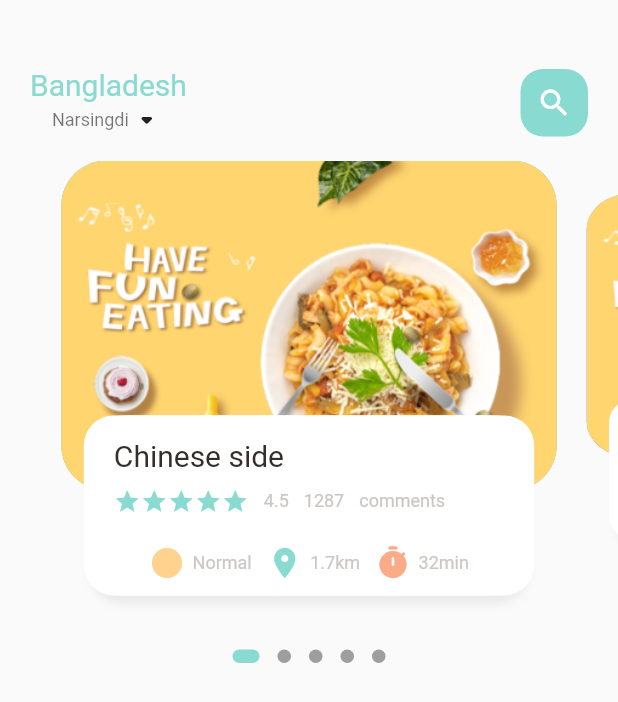
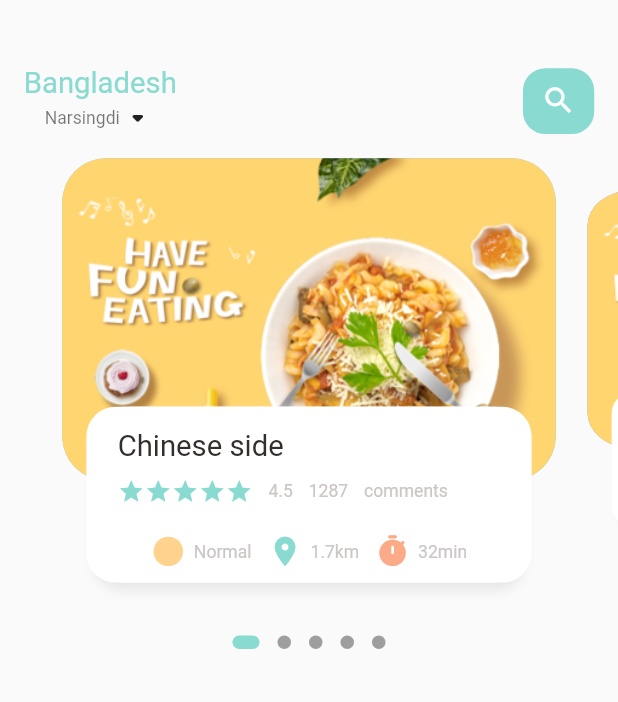
Before and after one commit to Weidaicheng/food_delivery, a Flutter app: the screen it shows after launch, on a phone screen of 412 x 824 dp. Shown: the top 702 px of the screen. Run offline on Flutter 3.47's test engine with Material 2 defaults, Android fonts, the phone set to English and light mode, and no system bars; drawn by our look-alikes of dots_indicator; our stand-ins replace get.

Commit message:
dots indicator and dynamic size

```diff
--- a/lib/home/food_page_body.dart
+++ b/lib/home/food_page_body.dart
@@ -1,7 +1,7 @@
 import 'package:dots_indicator/dots_indicator.dart';
-import 'package:flutter/cupertino.dart';
 import 'package:flutter/material.dart';
 import 'package:food_delivery/utils/colors.dart';
+import 'package:food_delivery/utils/dimensions.dart';
 import 'package:food_delivery/widgets/big_text.dart';
 import 'package:food_delivery/widgets/icon_and_text_widget.dart';
 import 'package:food_delivery/widgets/small_text.dart';
@@ -17,7 +17,7 @@ class _FoodPageBodyState extends State<FoodPageBody> {
   PageController pageController = PageController(viewportFraction: 0.85);
   var _currPageValue = 0.0;
   double _scaleFactor = 0.8;
-  double _height = 220;
+  double _height = Dimensions.pageViewContainer;
 
   @override
   void initState() {
@@ -42,7 +42,7 @@ class _FoodPageBodyState extends State<FoodPageBody> {
     return Column(
       children: [
         Container(
-          height: 320,
+          height: Dimensions.pageView,
           child: PageView.builder(
               controller: pageController,
               itemCount: 5,
@@ -65,7 +65,7 @@ class _FoodPageBodyState extends State<FoodPageBody> {
   }
 
   Widget _buildPageItem(int index) {
-    Matrix4 matrix = new Matrix4.identity();
+    Matrix4 matrix = Matrix4.identity();
     if (index == _currPageValue.floor()) {
       var currScale = 1 - (_currPageValue - index) * (1 - _scaleFactor);
       var currTrans = _height * (1 - currScale) / 2;
@@ -88,10 +88,10 @@ class _FoodPageBodyState extends State<FoodPageBody> {
       child: Stack(
         children: [
           Container(
-            height: 220,
-            margin: EdgeInsets.only(left: 10, right: 10),
+            height: Dimensions.pageViewContainer,
+            margin: EdgeInsets.only(left: Dimensions.width_10, right: Dimensions.width_10),
             decoration: BoxDecoration(
-                borderRadius: BorderRadius.circular(30),
+                borderRadius: BorderRadius.circular(Dimensions.radius_30),
                 color: index.isEven ? Color(0xFF69c5df) : Color(0xFF9294cc),
                 image: DecorationImage(
                     fit: BoxFit.cover,
@@ -102,10 +102,10 @@ class _FoodPageBodyState extends State<FoodPageBody> {
           Align(
             alignment: Alignment.bottomCenter,
             child: Container(
-              height: 120,
-              margin: EdgeInsets.only(left: 30, right: 30, bottom: 30),
+              height: Dimensions.pageViewTextContainer,
+              margin: EdgeInsets.only(left: Dimensions.width_30, right: Dimensions.width_30, bottom: Dimensions.height_30),
               decoration: BoxDecoration(
-                borderRadius: BorderRadius.circular(20),
+                borderRadius: BorderRadius.circular(Dimensions.radius_20),
                 color: Colors.white,
                 boxShadow: [
                   BoxShadow(
@@ -124,26 +124,28 @@ class _FoodPageBodyState extends State<FoodPageBody> {
                 ]
               ),
               child: Container(
-                padding: EdgeInsets.only(top:15, left: 15, right: 15),
+                padding: EdgeInsets.only(top:Dimensions.height_15, left: Dimensions.width_15, right: Dimensions.width_15),
                 child: Column(
                   crossAxisAlignment: CrossAxisAlignment.start,
                   children: [
                     BigText(text: "Chinese side"),
-                    SizedBox(height: 10),
+                    SizedBox(height: Dimensions.height_10),
+                    // comments
                     Row(
                       children: [
                         Wrap(
                           children: List.generate(5, (index) => Icon(Icons.star, color: AppColors.mainColor, size: 18,)),
                         ),
-                        SizedBox(width: 10,),
+                        SizedBox(width: Dimensions.width_10,),
                         SmallText(text: "4.5"),
-                        SizedBox(width: 10,),
+                        SizedBox(width: Dimensions.width_10,),
                         SmallText(text: "1287",),
-                        SizedBox(width: 10,),
+                        SizedBox(width: Dimensions.width_10,),
                         SmallText(text: "comments")
                       ],
                     ),
-                    SizedBox(height: 20,),
+                    SizedBox(height: Dimensions.height_20,),
+                    // time and distance
                     Row(
                       mainAxisAlignment: MainAxisAlignment.center,
                       children: [
@@ -151,12 +153,12 @@ class _FoodPageBodyState extends State<FoodPageBody> {
                             icon: Icons.circle,
                             text: "Normal",
                             iconColor: AppColors.iconColor1),
-                        SizedBox(width: 10),
+                        SizedBox(width: Dimensions.width_10),
                         IconAndTextWidget(
                             icon: Icons.location_on,
                             text: "1.7km",
                             iconColor: AppColors.mainColor),
-                        SizedBox(width: 10),
+                        SizedBox(width: Dimensions.width_10),
                         IconAndTextWidget(
                             icon: Icons.timer_rounded,
                             text: "32min",
--- a/lib/home/main_food_page.dart
+++ b/lib/home/main_food_page.dart
@@ -2,6 +2,7 @@ import 'package:flutter/cupertino.dart';
 import 'package:flutter/material.dart';
 import 'package:food_delivery/home/food_page_body.dart';
 import 'package:food_delivery/utils/colors.dart';
+import 'package:food_delivery/utils/dimensions.dart';
 import 'package:food_delivery/widgets/big_text.dart';
 import 'package:food_delivery/widgets/small_text.dart';
 
@@ -21,8 +22,8 @@ class _MainFoodPageState extends State<MainFoodPage> {
           // showing the header
           Container(
             child: Container(
-              margin: EdgeInsets.only(top: 45, bottom: 15),
-              padding: EdgeInsets.only(left: 20, right: 20),
+              margin: EdgeInsets.only(top: Dimensions.height_45, bottom: Dimensions.height_15),
+              padding: EdgeInsets.only(left: Dimensions.width_15, right: Dimensions.width_15),
               child: Row(
                 mainAxisAlignment: MainAxisAlignment.spaceBetween,
                 children: [
@@ -39,11 +40,12 @@ class _MainFoodPageState extends State<MainFoodPage> {
                   ),
                   Center(
                     child: Container(
-                      width: 45,
-                      height: 45,
+                      width: Dimensions.width_45,
+                      height: Dimensions.height_45,
                       child: Icon(
                         Icons.search,
                         color: Colors.white,
+                        size: Dimensions.iconSize_24,
                       ),
                       decoration: BoxDecoration(
                           borderRadius: BorderRadius.circular(15),
--- a/lib/main.dart
+++ b/lib/main.dart
@@ -1,5 +1,6 @@
 import 'package:flutter/material.dart';
 import 'package:food_delivery/home/main_food_page.dart';
+import 'package:get/get_navigation/src/root/get_material_app.dart';
 
 void main() {
   runApp(const MyApp());
@@ -11,7 +12,7 @@ class MyApp extends StatelessWidget {
   // This widget is the root of your application.
   @override
   Widget build(BuildContext context) {
-    return MaterialApp(
+    return GetMaterialApp(
       title: 'Flutter Demo',
       theme: ThemeData(
         primarySwatch: Colors.blue,
--- /dev/null
+++ b/lib/utils/dimensions.dart
@@ -0,0 +1,32 @@
+import 'package:get/get.dart';
+
+class Dimensions {
+  static double screenHeight = Get.context!.height;
+  static double screenWidth = Get.context!.width;
+
+  static double pageView = screenHeight / 2.64;
+  static double pageViewContainer = screenHeight / 3.84;
+  static double pageViewTextContainer = screenHeight / 7.03;
+
+  static double height_10 = screenHeight / 84.4;
+  static double height_15 = height_10 * 1.5;
+  static double height_20 = height_10 * 2.0;
+  static double height_30 = height_10 * 3.0;
+  static double height_45 = height_10 * 4.5;
+  static double width_10 = screenWidth / 39.0;
+  static double width_5 = width_10 * 0.5;
+  static double width_15 = width_10 * 1.5;
+  static double width_20 = width_10 * 2.0;
+  static double width_30 = width_10 * 3.0;
+  static double width_45 = width_10 * 4.5;
+
+  static double font_20 = screenHeight / 42.2;
+  static double font_12 = screenHeight / 70.3;
+
+  static double radius_10 = screenHeight / 84.4;
+  static double radius_20 = radius_10 * 2.0;
+  static double radius_30 = radius_10 * 3.0;
+
+  static double iconSize_24 = screenHeight / 35.17;
+
+}
--- a/lib/widgets/big_text.dart
+++ b/lib/widgets/big_text.dart
@@ -1,4 +1,5 @@
 import 'package:flutter/cupertino.dart';
+import 'package:food_delivery/utils/dimensions.dart';
 
 class BigText extends StatelessWidget {
   final String text;
@@ -9,7 +10,7 @@ class BigText extends StatelessWidget {
     required this.text,
     this.color = const Color(0xFF332d2b),
     this.overflow = TextOverflow.ellipsis,
-    this.size = 20}) : super(key: key);
+    this.size = 0}) : super(key: key);
 
   @override
   Widget build(BuildContext context) {
@@ -21,7 +22,7 @@ class BigText extends StatelessWidget {
           color: color,
           fontFamily: "Roboto",
           fontWeight: FontWeight.w400,
-          fontSize: size),
+          fontSize: size == 0 ? Dimensions.font_20 : size),
     );
   }
 }
--- a/lib/widgets/icon_and_text_widget.dart
+++ b/lib/widgets/icon_and_text_widget.dart
@@ -1,4 +1,5 @@
 import 'package:flutter/cupertino.dart';
+import 'package:food_delivery/utils/dimensions.dart';
 import 'package:food_delivery/widgets/small_text.dart';
 
 class IconAndTextWidget extends StatelessWidget {
@@ -14,8 +15,8 @@ class IconAndTextWidget extends StatelessWidget {
   Widget build(BuildContext context) {
     return Row(
       children: [
-        Icon(icon, color: iconColor,),
-        SizedBox(width: 5,),
+        Icon(icon, color: iconColor, size: Dimensions.iconSize_24,),
+        SizedBox(width: Dimensions.width_5,),
         SmallText(text: text,),
       ],
     );
--- a/lib/widgets/small_text.dart
+++ b/lib/widgets/small_text.dart
@@ -1,4 +1,5 @@
 import 'package:flutter/cupertino.dart';
+import 'package:food_delivery/utils/dimensions.dart';
 
 class SmallText extends StatelessWidget {
   final String text;
@@ -8,7 +9,7 @@ class SmallText extends StatelessWidget {
   SmallText({Key? key,
     required this.text,
     this.color = const Color(0xFFccc7c5),
-    this.size = 12,
+    this.size = 0,
     this.height = 1.2}) : super(key: key);
 
   @override
@@ -18,7 +19,7 @@ class SmallText extends StatelessWidget {
       style: TextStyle(
           color: color,
           fontFamily: "Roboto",
-          fontSize: size,
+          fontSize: size == 0 ? Dimensions.font_12 : size,
           height: height),
     );
   }
--- a/pubspec.yaml
+++ b/pubspec.yaml
@@ -29,6 +29,7 @@ environment:
 dependencies:
   flutter:
     sdk: flutter
+  get: ^4.1.4
   dots_indicator: ^2.1.0
 
 
```
Also changed, not shown: pubspec.lock.
